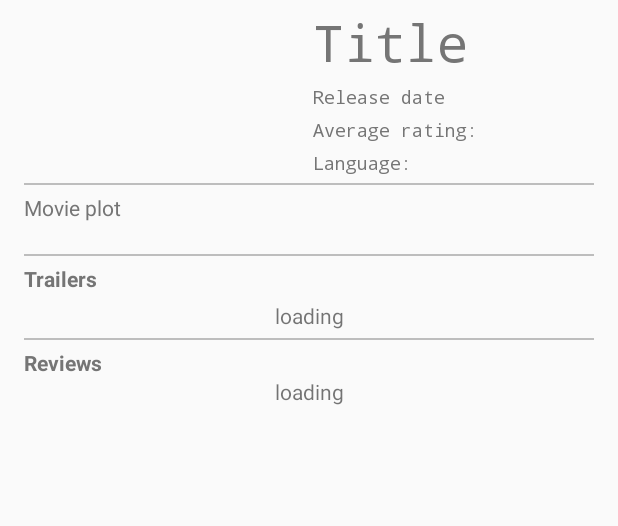
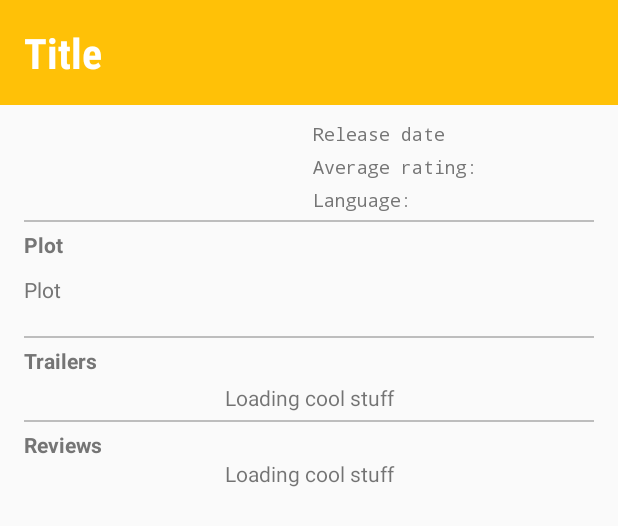
Before and after one commit to dilipkumar4813/movie-android, an Android app: the layout activity_movie_detail.xml on its own in the app's theme, with its tools: preview values and no code run, on a phone screen of 412 x 824 dp. Shown: the top 526 px of the screen. Run offline under Robolectric (Android 15) with nearby library versions, the phone set to English and light mode, and no system bars.

Commit message:
Design changes

```diff
--- a/app/src/main/java/com/iamdilipkumar/movies/movies/MoviesListActivity.java
+++ b/app/src/main/java/com/iamdilipkumar/movies/movies/MoviesListActivity.java
@@ -114,6 +114,8 @@ public class MoviesListActivity extends AppCompatActivity implements MoviesAdapt
         mCompositeDisposable = new CompositeDisposable();
         ButterKnife.bind(this);
 
+        /*int column = getResources().getInteger(R.integer.grid_columns);
+        mGridLayoutManager = new GridLayoutManager(this, column);*/
         mGridLayoutManager = new GridLayoutManager(this, 2);
         mGridLayoutManager.setSpanSizeLookup(new GridLayoutManager.SpanSizeLookup() {
             @Override
--- a/app/src/main/res/layout/activity_movie_detail.xml
+++ b/app/src/main/res/layout/activity_movie_detail.xml
@@ -19,14 +19,18 @@
             android:layout_height="wrap_content"
             android:orientation="vertical">
 
-            <ImageView
-                android:id="@+id/iv_movie_banner"
+            <TextView
+                android:id="@+id/tv_movie_title"
                 android:layout_width="match_parent"
                 android:layout_height="wrap_content"
-                android:adjustViewBounds="true"
-                android:background="@android:color/black"
-                android:contentDescription="@string/movie_banner"
-                android:scaleType="fitStart" />
+                android:background="@color/colorAccent"
+                android:fontFamily="sans-serif-condensed"
+                android:padding="16dp"
+                android:text="@{movie.title}"
+                android:textSize="28sp"
+                android:textStyle="bold"
+                android:textColor="@android:color/white"
+                tools:text="@string/movie_title" />
 
             <LinearLayout
                 android:layout_width="match_parent"
@@ -54,16 +58,6 @@
                     android:layout_marginStart="5dp"
                     android:layout_weight="1"
                     android:orientation="vertical">
-
-                    <TextView
-                        android:id="@+id/tv_movie_title"
-                        android:layout_width="wrap_content"
-                        android:layout_height="wrap_content"
-                        android:fontFamily="monospace"
-                        android:text="@{movie.title}"
-                        android:textAppearance="@style/Base.TextAppearance.AppCompat.Display1"
-                        android:textColor="@color/colorSecondaryText"
-                        tools:text="@string/movie_title" />
 
                     <TextView
                         android:id="@+id/tv_movie_release_date"
@@ -111,6 +105,17 @@
                 android:background="@color/colorDivider" />
 
             <TextView
+                android:layout_width="match_parent"
+                android:layout_height="wrap_content"
+                android:layout_marginLeft="@dimen/margin_start_and_end"
+                android:layout_marginRight="@dimen/margin_start_and_end"
+                android:layout_marginTop="5dp"
+                android:paddingBottom="5dp"
+                android:text="@string/movie_plot"
+                android:textColor="@color/colorSecondaryText"
+                android:textStyle="bold" />
+
+            <TextView
                 android:id="@+id/tv_movie_plot"
                 android:layout_width="match_parent"
                 android:layout_height="wrap_content"
@@ -142,11 +147,11 @@
                 android:textStyle="bold" />
 
             <TextView
-                android:id="@+id/tv_trailers_info"
+                android:id="@+id/tv_trailers_network"
                 android:layout_width="match_parent"
                 android:layout_height="wrap_content"
                 android:gravity="center_horizontal"
-                android:text="loading" />
+                android:text="@string/loading_text" />
 
             <android.support.v7.widget.RecyclerView
                 android:id="@+id/rv_trailers"
@@ -177,11 +182,12 @@
                 android:textStyle="bold" />
 
             <TextView
-                android:id="@+id/tv_reviews_info"
+                android:id="@+id/tv_reviews_network"
                 android:layout_width="match_parent"
                 android:layout_height="wrap_content"
+                android:layout_marginBottom="16dp"
                 android:gravity="center_horizontal"
-                android:text="loading" />
+                android:text="@string/loading_text" />
 
             <android.support.v7.widget.RecyclerView
                 android:id="@+id/rv_reviews"
--- /dev/null
+++ b/app/src/main/res/values-land/integers.xml
@@ -0,0 +1,4 @@
+<?xml version="1.0" encoding="utf-8"?>
+<resources>
+    <integer name="grid_columns">2</integer>
+</resources>
--- /dev/null
+++ b/app/src/main/res/values/integers.xml
@@ -0,0 +1,4 @@
+<?xml version="1.0" encoding="utf-8"?>
+<resources>
+    <integer name="grid_columns">2</integer>
+</resources>
--- a/app/src/main/res/values/strings.xml
+++ b/app/src/main/res/values/strings.xml
@@ -25,7 +25,7 @@
 
     <string name="movie_title">Title</string>
     <string name="movie_release">Release date</string>
-    <string name="movie_plot">Movie plot</string>
+    <string name="movie_plot">Plot</string>
 
     <string name="title_trailers">Trailers</string>
     <string name="title_reviews">Reviews</string>
@@ -43,4 +43,10 @@
         <item>@string/spinner_top_rated</item>
         <item>@string/spinner_favourite</item>
     </string-array>
+
+    <string name="loading_text">Loading cool stuff</string>
+    <string name="description_empty">No Description available</string>
+    <string name="trailers_list_empty">No Trailers available at the moment</string>
+    <string name="reviews_list_empty">No Reviews available at the moment</string>
+    <string name="network_error">Oops! something went wrong</string>
 </resources>
```
Also changed, not shown: app/src/main/java/com/iamdilipkumar/movies/movies/MovieDetailActivity.java (+51 -7 lines), app/src/main/java/com/iamdilipkumar/movies/movies/models/Movie.java (+6 -2 lines), app/src/main/res/layout/movie_list_item.xml (+12 -5 lines).
